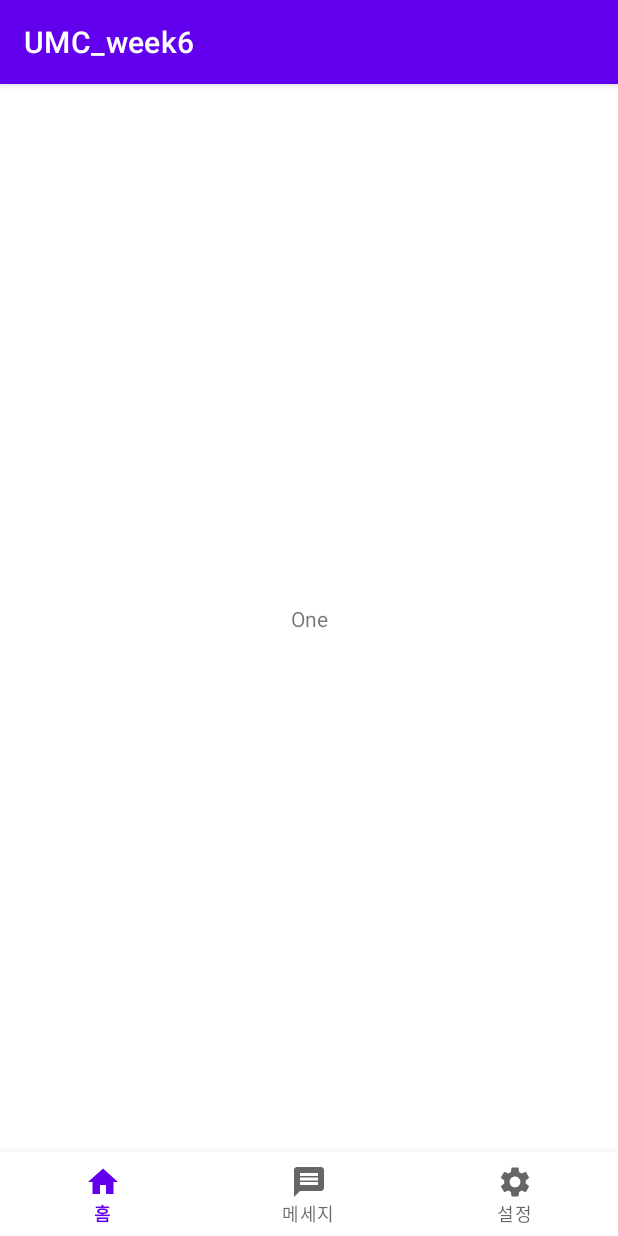
After one commit to Eundding/AndroidStudy, an Android app: the fragment OneFragment placed in its activity, on a phone screen of 412 x 824 dp. The commit adds this screen. Run offline under Robolectric (Android 15) with nearby library versions, the phone set to English and light mode, and no system bars; 3 statements that could not run were skipped.

Commit message:
fragment 안 viewpager 오류

```diff
--- a/UMC_week6/app/build.gradle
+++ b/UMC_week6/app/build.gradle
@@ -41,6 +41,9 @@ dependencies {
     implementation 'androidx.appcompat:appcompat:1.5.1'
     implementation 'com.google.android.material:material:1.7.0'
     implementation 'androidx.constraintlayout:constraintlayout:2.1.4'
+    implementation "androidx.viewpager2:viewpager2:1.0.0"
+    implementation("com.google.android.material:material:1.1.0-beta01")
+
     testImplementation 'junit:junit:4.13.2'
     androidTestImplementation 'androidx.test.ext:junit:1.1.3'
     androidTestImplementation 'androidx.test.espresso:espresso-core:3.4.0'
--- a/UMC_week6/app/src/main/java/com/example/umc_week6/HomeFragment.kt
+++ b/UMC_week6/app/src/main/java/com/example/umc_week6/HomeFragment.kt
@@ -6,9 +6,10 @@ import android.view.View
 import android.view.ViewGroup
 import androidx.fragment.app.Fragment
 import com.example.umc_week6.databinding.FragmentHomeBinding
-import com.example.umc_week6.databinding.FragmentSettingBinding
+import com.google.android.material.tabs.TabLayoutMediator
 
 class HomeFragment : Fragment() {
+
     override fun onCreateView(
         inflater: LayoutInflater,
         container: ViewGroup?,
@@ -16,4 +17,27 @@ class HomeFragment : Fragment() {
     ): View? {
         return FragmentHomeBinding.inflate(layoutInflater).root
     }
+
+
+    private val viewBinding: FragmentHomeBinding by lazy {
+        FragmentHomeBinding.inflate(layoutInflater)
+    }
+    //viewpager2 연동
+   override fun onCreate(savedInstanceState: Bundle?){
+        super.onCreate(savedInstanceState)
+        val homeVPAdapter = HomeVPAdapter(this)
+        viewBinding.vpHome.adapter = homeVPAdapter
+
+        val tabTitleArray = arrayOf(
+            "one",
+            "Two",
+            "Three",
+        )
+
+        TabLayoutMediator(viewBinding.tabMain, viewBinding.vpHome){ tab, position ->
+            tab.text = tabTitleArray[position]
+        }.attach() //attach는 연결을 최종적으로 하겠다
+
+    }
+
 }
--- a/UMC_week6/app/src/main/java/com/example/umc_week6/ListRVAdapter.kt
+++ /dev/null
@@ -1,4 +0,0 @@
-package com.example.umc_week6
-
-class ListRVAdapter {
-}
--- /dev/null
+++ b/UMC_week6/app/src/main/java/com/example/umc_week6/OneFragment.kt
@@ -0,0 +1,19 @@
+package com.example.umc_week6
+
+import android.os.Bundle
+import android.view.LayoutInflater
+import android.view.View
+import android.view.ViewGroup
+import androidx.fragment.app.Fragment
+import com.example.umc_week6.databinding.FragmentOneBinding
+
+
+class OneFragment : Fragment(){
+    override fun onCreateView(
+        inflater: LayoutInflater,
+        container: ViewGroup?,
+        savedInstanceState: Bundle?
+    ): View {
+        return FragmentOneBinding.inflate(layoutInflater).root
+    }
+}
--- /dev/null
+++ b/UMC_week6/app/src/main/res/layout/fragment_one.xml
@@ -0,0 +1,17 @@
+<?xml version="1.0" encoding="utf-8"?>
+<androidx.constraintlayout.widget.ConstraintLayout xmlns:android="http://schemas.android.com/apk/res/android"
+    xmlns:app="http://schemas.android.com/apk/res-auto"
+    xmlns:tools="http://schemas.android.com/tools"
+    android:layout_width="match_parent"
+    android:layout_height="match_parent">
+
+    <TextView
+        android:id="@+id/textView3"
+        android:layout_width="wrap_content"
+        android:layout_height="wrap_content"
+        android:text="One"
+        app:layout_constraintBottom_toBottomOf="parent"
+        app:layout_constraintEnd_toEndOf="parent"
+        app:layout_constraintStart_toStartOf="parent"
+        app:layout_constraintTop_toTopOf="parent" />
+</androidx.constraintlayout.widget.ConstraintLayout>
```
Also changed, not shown: UMC_week6/app/src/main/java/com/example/umc_week6/HomeVPAdapter.kt (added, +24 -0 lines), UMC_week6/app/src/main/java/com/example/umc_week6/MainActivity.kt (+7 -1 lines), UMC_week6/app/src/main/java/com/example/umc_week6/ThreeFragment.kt (added, +21 -0 lines), UMC_week6/app/src/main/java/com/example/umc_week6/TwoFragment.kt (added, +20 -0 lines), UMC_week6/app/src/main/res/layout/fragment_home.xml (+20 -0 lines), UMC_week6/app/src/main/res/layout/fragment_three.xml (added, +16 -0 lines), UMC_week6/app/src/main/res/layout/fragment_two.xml (added, +17 -0 lines).
